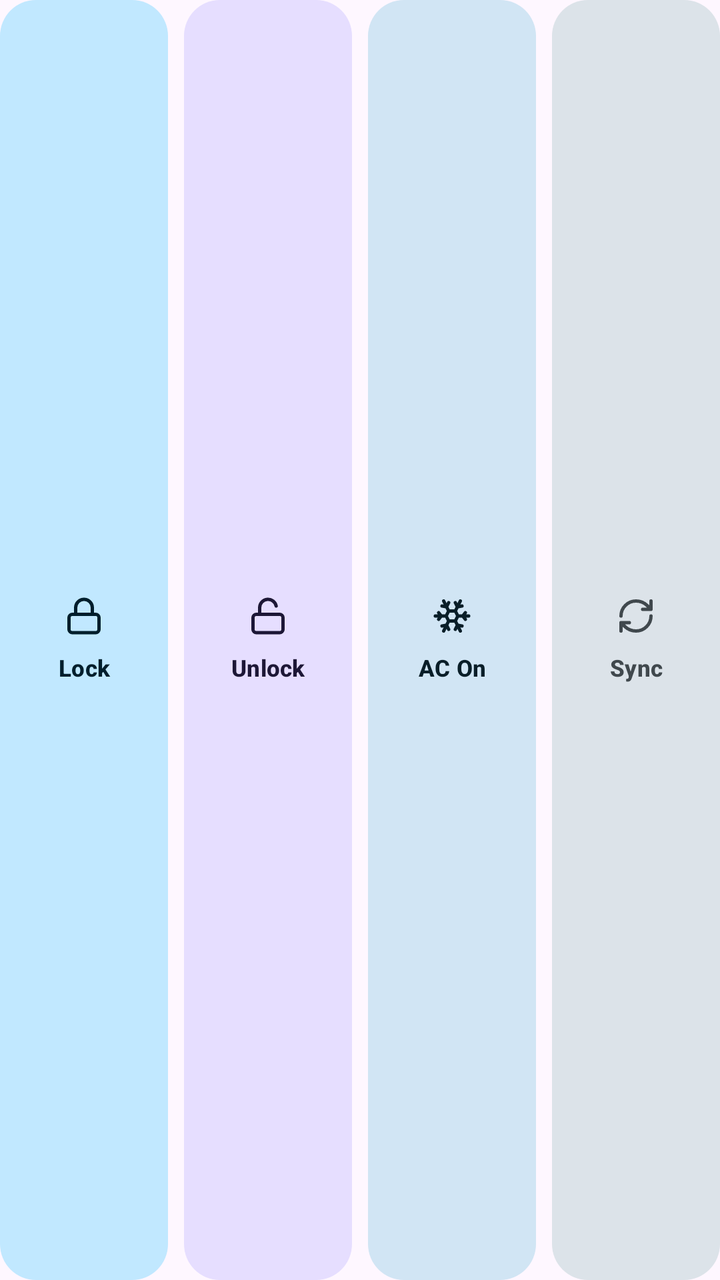
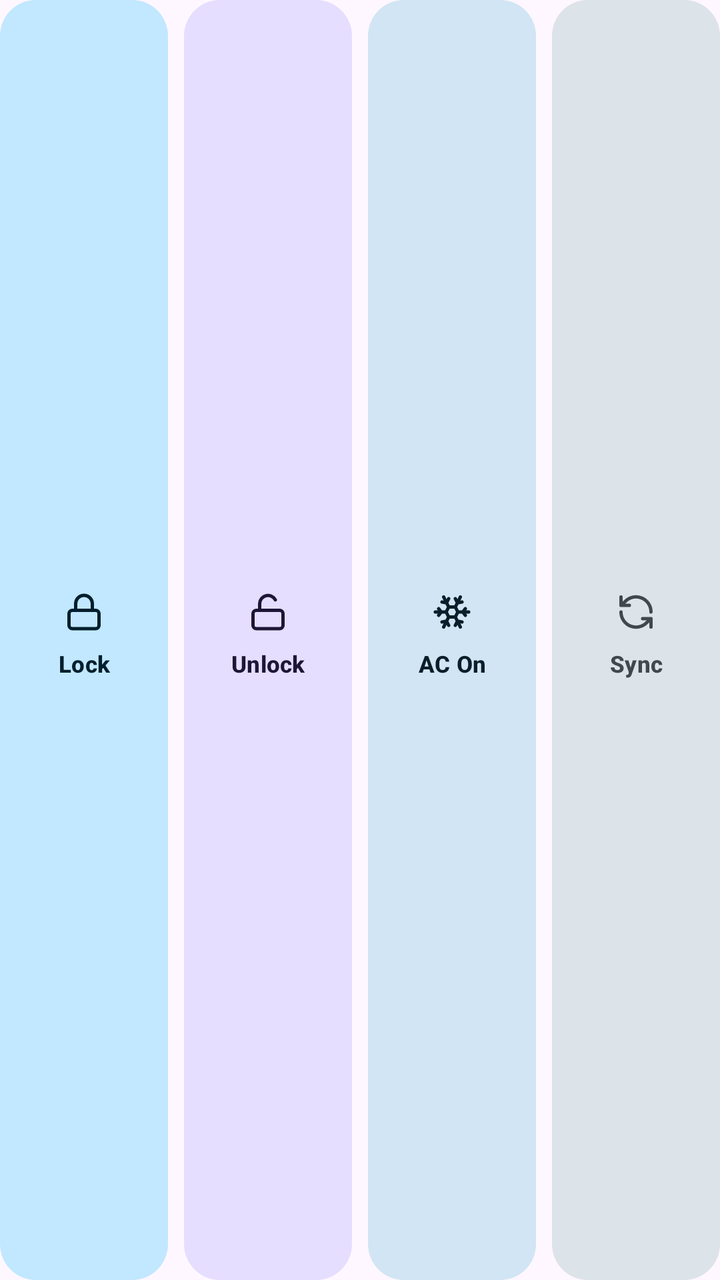

An Android layout rendered at two revisions. The XML below is the earlier revision; the diff shows what the commit changed to produce the second picture.
<!-- AndroidManifest.xml: application theme Theme.BydWatch -->
<!-- res/layout/include_widget_4x3_actions.xml -->
<?xml version="1.0" encoding="utf-8"?>
<LinearLayout xmlns:android="http://schemas.android.com/apk/res/android"
    android:layout_width="match_parent"
    android:layout_height="64dp"
    android:orientation="horizontal">

    <LinearLayout
        android:id="@+id/tileWidgetLock"
        android:layout_width="0dp"
        android:layout_height="match_parent"
        android:layout_marginEnd="4dp"
        android:layout_weight="1"
        android:background="@drawable/bg_widget_btn_primary"
        android:gravity="center"
        android:orientation="vertical"
        android:paddingHorizontal="4dp">

        <Button
            android:id="@+id/btnWidgetLock"
            android:layout_width="match_parent"
            android:layout_height="wrap_content"
            android:background="@android:color/transparent"
            android:drawablePadding="4dp"
            android:drawableTop="@drawable/ic_widget_lock"
            android:gravity="center"
            android:minWidth="0dp"
            android:minHeight="0dp"
            android:padding="0dp"
            android:stateListAnimator="@null"
            android:text="Lock"
            android:textAllCaps="false"
            android:textColor="@color/widget_on_primary_container"
            android:textSize="11.5sp"
            android:textStyle="bold" />
    </LinearLayout>

    <LinearLayout
        android:id="@+id/tileWidgetUnlock"
        android:layout_width="0dp"
        android:layout_height="match_parent"
        android:layout_marginHorizontal="4dp"
        android:layout_weight="1"
        android:background="@drawable/bg_widget_btn_tertiary"
        android:gravity="center"
        android:orientation="vertical"
        android:paddingHorizontal="4dp">

        <Button
            android:id="@+id/btnWidgetUnlock"
            android:layout_width="match_parent"
            android:layout_height="wrap_content"
            android:background="@android:color/transparent"
            android:drawablePadding="4dp"
            android:drawableTop="@drawable/ic_widget_unlock"
            android:gravity="center"
            android:minWidth="0dp"
            android:minHeight="0dp"
            android:padding="0dp"
            android:stateListAnimator="@null"
            android:text="Unlock"
            android:textAllCaps="false"
            android:textColor="@color/widget_on_tertiary_container"
            android:textSize="11.5sp"
            android:textStyle="bold" />
    </LinearLayout>

    <LinearLayout
        android:id="@+id/tileWidgetAc"
        android:layout_width="0dp"
        android:layout_height="match_parent"
        android:layout_marginHorizontal="4dp"
        android:layout_weight="1"
        android:background="@drawable/bg_widget_btn_secondary"
        android:gravity="center"
        android:orientation="vertical"
        android:paddingHorizontal="4dp">

        <Button
            android:id="@+id/btnWidgetAc"
            android:layout_width="match_parent"
            android:layout_height="wrap_content"
            android:background="@android:color/transparent"
            android:drawablePadding="4dp"
            android:drawableTop="@drawable/ic_widget_ac"
            android:gravity="center"
            android:minWidth="0dp"
            android:minHeight="0dp"
            android:padding="0dp"
            android:stateListAnimator="@null"
            android:text="AC On"
            android:textAllCaps="false"
            android:textColor="@color/widget_on_secondary_container"
            android:textSize="11.5sp"
            android:textStyle="bold" />
    </LinearLayout>

    <LinearLayout
        android:id="@+id/tileWidgetRefresh"
        android:layout_width="0dp"
        android:layout_height="match_parent"
        android:layout_marginStart="4dp"
        android:layout_weight="1"
        android:background="@drawable/bg_widget_btn_tonal"
        android:gravity="center"
        android:orientation="vertical"
        android:paddingHorizontal="4dp">

        <Button
            android:id="@+id/btnWidgetRefresh"
            android:layout_width="match_parent"
            android:layout_height="wrap_content"
            android:background="@android:color/transparent"
            android:drawablePadding="4dp"
            android:drawableTop="@drawable/ic_widget_sync"
            android:gravity="center"
            android:minWidth="0dp"
            android:minHeight="0dp"
            android:padding="0dp"
            android:stateListAnimator="@null"
            android:text="Sync"
            android:textAllCaps="false"
            android:textColor="@color/widget_on_surface_variant"
            android:textSize="11.5sp"
            android:textStyle="bold" />
    </LinearLayout>
</LinearLayout>
<!-- resources referenced by this layout -->
<resources>
  <color name="widget_on_primary_container">#002114</color>
  <color name="widget_on_secondary_container">#001E30</color>
  <color name="widget_on_surface_variant">#414944</color>
  <color name="widget_on_tertiary_container">#2B1700</color>
  <!-- drawable ic_widget_ac (drawable) -->
  <?xml version="1.0" encoding="utf-8"?>
  <vector xmlns:android="http://schemas.android.com/apk/res/android"
      android:width="20dp"
      android:height="20dp"
      android:viewportWidth="24"
      android:viewportHeight="24">
      <path
          android:fillColor="@android:color/transparent"
          android:strokeColor="@color/widget_on_secondary_container"
          android:strokeLineCap="round"
          android:strokeLineJoin="round"
          android:strokeWidth="2"
          android:pathData="M10,20l-1.25,-2.5L6,18 M10,4L8.75,6.5L6,6 M14,20l1.25,-2.5L18,18 M14,4l1.25,2.5L18,6 M17,21l-3,-6h-4 M17,3l-3,6l1.5,3 M2,12h6.5L10,9 M20,10l-1.5,2l1.5,2 M22,12h-6.5L14,15 M4,10l1.5,2L4,14 M7,21l3,-6l-1.5,-3 M7,3l3,6h4" />
  </vector>
  <!-- drawable ic_widget_lock (drawable) -->
  <?xml version="1.0" encoding="utf-8"?>
  <vector xmlns:android="http://schemas.android.com/apk/res/android"
      android:width="20dp"
      android:height="20dp"
      android:viewportWidth="24"
      android:viewportHeight="24">
      <path
          android:fillColor="@android:color/transparent"
          android:strokeColor="@color/widget_on_primary_container"
          android:strokeLineCap="round"
          android:strokeLineJoin="round"
          android:strokeWidth="2"
          android:pathData="M5,11 H19 A2,2 0 0 1 21,13 V20 A2,2 0 0 1 19,22 H5 A2,2 0 0 1 3,20 V13 A2,2 0 0 1 5,11 Z" />
      <path
          android:fillColor="@android:color/transparent"
          android:strokeColor="@color/widget_on_primary_container"
          android:strokeLineCap="round"
          android:strokeLineJoin="round"
          android:strokeWidth="2"
          android:pathData="M7,11V7a5,5 0 0,1 10,0v4" />
  </vector>
  <!-- drawable ic_widget_sync (drawable) -->
  <?xml version="1.0" encoding="utf-8"?>
  <vector xmlns:android="http://schemas.android.com/apk/res/android"
      android:width="20dp"
      android:height="20dp"
      android:viewportWidth="24"
      android:viewportHeight="24">
      <path
          android:fillColor="@android:color/transparent"
          android:strokeColor="@color/widget_on_surface_variant"
          android:strokeLineCap="round"
          android:strokeLineJoin="round"
          android:strokeWidth="2"
          android:pathData="M3,12a9,9 0 0,1 9,-9 9.75,9.75 0 0,1 6.74,2.74L21,8 M21,3v5h-5 M21,12a9,9 0 0,1 -9,9 9.75,9.75 0 0,1 -6.74,-2.74L3,16 M8,16H3v5" />
  </vector>
  <!-- drawable ic_widget_unlock (drawable) -->
  <?xml version="1.0" encoding="utf-8"?>
  <vector xmlns:android="http://schemas.android.com/apk/res/android"
      android:width="20dp"
      android:height="20dp"
      android:viewportWidth="24"
      android:viewportHeight="24">
      <path
          android:fillColor="@android:color/transparent"
          android:strokeColor="@color/widget_on_tertiary_container"
          android:strokeLineCap="round"
          android:strokeLineJoin="round"
          android:strokeWidth="2"
          android:pathData="M5,11 H19 A2,2 0 0 1 21,13 V20 A2,2 0 0 1 19,22 H5 A2,2 0 0 1 3,20 V13 A2,2 0 0 1 5,11 Z" />
      <path
          android:fillColor="@android:color/transparent"
          android:strokeColor="@color/widget_on_tertiary_container"
          android:strokeLineCap="round"
          android:strokeLineJoin="round"
          android:strokeWidth="2"
          android:pathData="M7,11V7a5,5 0 0,1 9.9,-1" />
  </vector>
  <color name="widget_primary_container">#9FF2CE</color>
  <color name="widget_secondary_container">#CBE6FF</color>
  <color name="widget_tertiary_container">#FFE0B2</color>
  <color name="widget_surface_variant">#E3EBE6</color>
  <color name="accent_emerald">#006C4C</color>
  <color name="bg_obsidian">#F6F8F7</color>
  <color name="accent_cyan">#00658E</color>
  <!-- unchanged entries left out for length: 6 -->
</resources>

<!-- the commit's change to res/layout/include_widget_4x3_actions.xml (unified diff, before → after) -->
@@ -15,14 +15,23 @@
         android:orientation="vertical"
         android:paddingHorizontal="4dp">
 
+        <ImageView
+            android:id="@+id/ivWidgetLock"
+            android:layout_width="20dp"
+            android:layout_height="20dp"
+            android:layout_marginBottom="4dp"
+            android:importantForAccessibility="no"
+            android:src="@drawable/ic_slot_lock"
+            android:tint="@color/widget_on_primary_container" />
+
         <Button
             android:id="@+id/btnWidgetLock"
             android:layout_width="match_parent"
             android:layout_height="wrap_content"
             android:background="@android:color/transparent"
-            android:drawablePadding="4dp"
-            android:drawableTop="@drawable/ic_widget_lock"
+            android:ellipsize="end"
             android:gravity="center"
+            android:maxLines="1"
             android:minWidth="0dp"
             android:minHeight="0dp"
             android:padding="0dp"
@@ -45,14 +54,23 @@
         android:orientation="vertical"
         android:paddingHorizontal="4dp">
 
+        <ImageView
+            android:id="@+id/ivWidgetUnlock"
+            android:layout_width="20dp"
+            android:layout_height="20dp"
+            android:layout_marginBottom="4dp"
+            android:importantForAccessibility="no"
+            android:src="@drawable/ic_slot_unlock"
+            android:tint="@color/widget_on_tertiary_container" />
+
         <Button
             android:id="@+id/btnWidgetUnlock"
             android:layout_width="match_parent"
             android:layout_height="wrap_content"
             android:background="@android:color/transparent"
-            android:drawablePadding="4dp"
-            android:drawableTop="@drawable/ic_widget_unlock"
+            android:ellipsize="end"
             android:gravity="center"
+            android:maxLines="1"
             android:minWidth="0dp"
             android:minHeight="0dp"
             android:padding="0dp"
@@ -75,14 +93,23 @@
         android:orientation="vertical"
         android:paddingHorizontal="4dp">
 
+        <ImageView
+            android:id="@+id/ivWidgetAc"
+            android:layout_width="20dp"
+            android:layout_height="20dp"
+            android:layout_marginBottom="4dp"
+            android:importantForAccessibility="no"
+            android:src="@drawable/ic_slot_ac"
+            android:tint="@color/widget_on_secondary_container" />
+
         <Button
             android:id="@+id/btnWidgetAc"
             android:layout_width="match_parent"
             android:layout_height="wrap_content"
             android:background="@android:color/transparent"
-            android:drawablePadding="4dp"
-            android:drawableTop="@drawable/ic_widget_ac"
+            android:ellipsize="end"
             android:gravity="center"
+            android:maxLines="1"
             android:minWidth="0dp"
             android:minHeight="0dp"
             android:padding="0dp"
@@ -105,14 +132,23 @@
         android:orientation="vertical"
         android:paddingHorizontal="4dp">
 
+        <ImageView
+            android:id="@+id/ivWidgetRefresh"
+            android:layout_width="20dp"
+            android:layout_height="20dp"
+            android:layout_marginBottom="4dp"
+            android:importantForAccessibility="no"
+            android:src="@drawable/ic_slot_sync"
+            android:tint="@color/widget_on_surface_variant" />
+
         <Button
             android:id="@+id/btnWidgetRefresh"
             android:layout_width="match_parent"
             android:layout_height="wrap_content"
             android:background="@android:color/transparent"
-            android:drawablePadding="4dp"
-            android:drawableTop="@drawable/ic_widget_sync"
+            android:ellipsize="end"
             android:gravity="center"
+            android:maxLines="1"
             android:minWidth="0dp"
             android:minHeight="0dp"
             android:padding="0dp"
<!-- resource entries referenced after the edit -->
@@ -4,79 +4,79 @@
   <color name="widget_on_secondary_container">#001E30</color>
   <color name="widget_on_surface_variant">#414944</color>
   <color name="widget_on_tertiary_container">#2B1700</color>
-  <!-- drawable ic_widget_ac (drawable) -->
+  <!-- drawable ic_slot_ac (drawable) -->
   <?xml version="1.0" encoding="utf-8"?>
   <vector xmlns:android="http://schemas.android.com/apk/res/android"
-      android:width="20dp"
-      android:height="20dp"
+      android:width="24dp"
+      android:height="24dp"
       android:viewportWidth="24"
       android:viewportHeight="24">
       <path
           android:fillColor="@android:color/transparent"
-          android:strokeColor="@color/widget_on_secondary_container"
+          android:strokeColor="#FFFFFF"
           android:strokeLineCap="round"
           android:strokeLineJoin="round"
           android:strokeWidth="2"
           android:pathData="M10,20l-1.25,-2.5L6,18 M10,4L8.75,6.5L6,6 M14,20l1.25,-2.5L18,18 M14,4l1.25,2.5L18,6 M17,21l-3,-6h-4 M17,3l-3,6l1.5,3 M2,12h6.5L10,9 M20,10l-1.5,2l1.5,2 M22,12h-6.5L14,15 M4,10l1.5,2L4,14 M7,21l3,-6l-1.5,-3 M7,3l3,6h4" />
   </vector>
-  <!-- drawable ic_widget_lock (drawable) -->
+  <!-- drawable ic_slot_lock (drawable) -->
   <?xml version="1.0" encoding="utf-8"?>
   <vector xmlns:android="http://schemas.android.com/apk/res/android"
-      android:width="20dp"
-      android:height="20dp"
+      android:width="24dp"
+      android:height="24dp"
       android:viewportWidth="24"
       android:viewportHeight="24">
       <path
           android:fillColor="@android:color/transparent"
-          android:strokeColor="@color/widget_on_primary_container"
+          android:strokeColor="#FFFFFF"
           android:strokeLineCap="round"
           android:strokeLineJoin="round"
           android:strokeWidth="2"
           android:pathData="M5,11 H19 A2,2 0 0 1 21,13 V20 A2,2 0 0 1 19,22 H5 A2,2 0 0 1 3,20 V13 A2,2 0 0 1 5,11 Z" />
       <path
           android:fillColor="@android:color/transparent"
-          android:strokeColor="@color/widget_on_primary_container"
+          android:strokeColor="#FFFFFF"
           android:strokeLineCap="round"
           android:strokeLineJoin="round"
           android:strokeWidth="2"
           android:pathData="M7,11V7a5,5 0 0,1 10,0v4" />
   </vector>
-  <!-- drawable ic_widget_sync (drawable) -->
+  <!-- drawable ic_slot_sync (drawable) -->
   <?xml version="1.0" encoding="utf-8"?>
   <vector xmlns:android="http://schemas.android.com/apk/res/android"
-      android:width="20dp"
-      android:height="20dp"
+      android:width="24dp"
+      android:height="24dp"
       android:viewportWidth="24"
       android:viewportHeight="24">
       <path
           android:fillColor="@android:color/transparent"
-          android:strokeColor="@color/widget_on_surface_variant"
+          android:strokeColor="#FFFFFF"
           android:strokeLineCap="round"
           android:strokeLineJoin="round"
           android:strokeWidth="2"
-          android:pathData="M3,12a9,9 0 0,1 9,-9 9.75,9.75 0 0,1 6.74,2.74L21,8 M21,3v5h-5 M21,12a9,9 0 0,1 -9,9 9.75,9.75 0 0,1 -6.74,-2.74L3,16 M8,16H3v5" />
+          android:pathData="M21,12a9,9 0 0,0 -15.5,-6.3L3,8 M3,3v5h5 M3,12a9,9 0 0,0 15.5,6.3L21,16 M21,21v-5h-5" />
   </vector>
-  <!-- drawable ic_widget_unlock (drawable) -->
+  <!-- drawable ic_slot_unlock (drawable) -->
   <?xml version="1.0" encoding="utf-8"?>
   <vector xmlns:android="http://schemas.android.com/apk/res/android"
-      android:width="20dp"
-      android:height="20dp"
+      android:width="24dp"
+      android:height="24dp"
       android:viewportWidth="24"
       android:viewportHeight="24">
       <path
           android:fillColor="@android:color/transparent"
-          android:strokeColor="@color/widget_on_tertiary_container"
+          android:strokeColor="#FFFFFF"
           android:strokeLineCap="round"
           android:strokeLineJoin="round"
           android:strokeWidth="2"
           android:pathData="M5,11 H19 A2,2 0 0 1 21,13 V20 A2,2 0 0 1 19,22 H5 A2,2 0 0 1 3,20 V13 A2,2 0 0 1 5,11 Z" />
       <path
           android:fillColor="@android:color/transparent"
-          android:strokeColor="@color/widget_on_tertiary_container"
+          android:strokeColor="#FFFFFF"
           android:strokeLineCap="round"
           android:strokeLineJoin="round"
           android:strokeWidth="2"
-          android:pathData="M7,11V7a5,5 0 0,1 9.9,-1" />
+          android:pathData="M7,11V7a5,5 0 0,1 9.4,-2.3" />
   </vector>
   <color name="widget_primary_container">#9FF2CE</color>
   <color name="widget_secondary_container">#CBE6FF</color>
